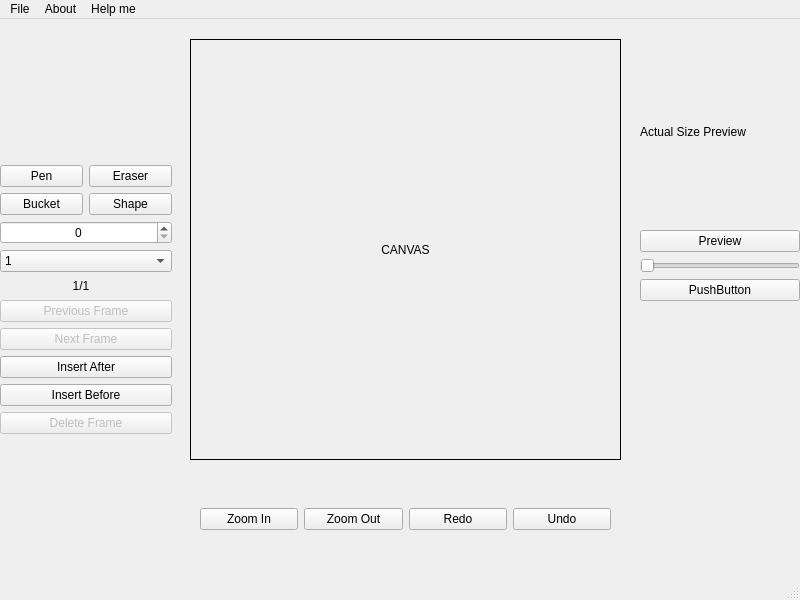
First picture: the form in SpriteEditor/view.ui, repository University-of-Utah-CS3505/a7-sprite-editor-s22-charming21, before the edit.
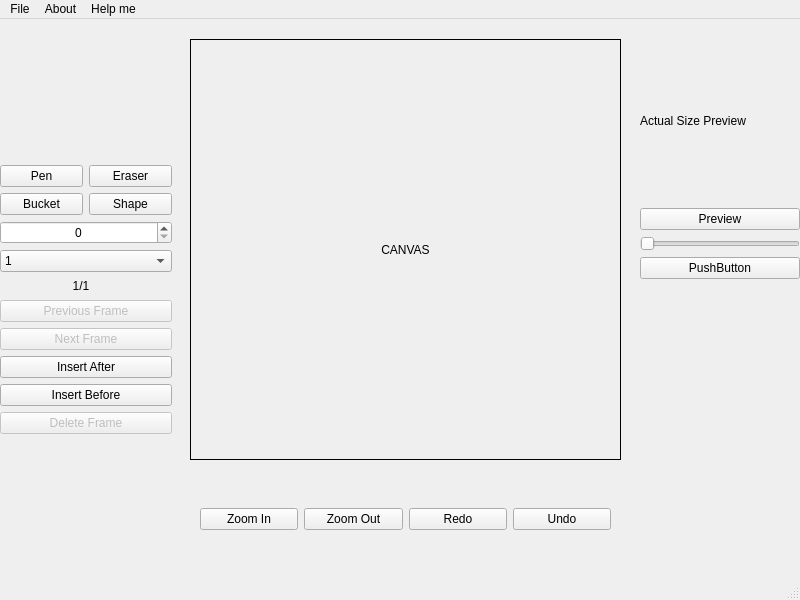
Second picture: the form after the edit. Custom widgets are drawn as their Qt base class.

Diff of the .ui file:
```diff
--- a/SpriteEditor/view.ui
+++ b/SpriteEditor/view.ui
@@ -71,6 +71,22 @@
        </property>
       </widget>
      </item>
+     <item>
+      <widget class="QLabel" name="colorLabel">
+       <property name="maximumSize">
+        <size>
+         <width>162</width>
+         <height>16</height>
+        </size>
+       </property>
+       <property name="styleSheet">
+        <string notr="true">color: rgb(255, 23, 32, 1)</string>
+       </property>
+       <property name="text">
+        <string/>
+       </property>
+      </widget>
+     </item>
     </layout>
    </widget>
    <widget class="QWidget" name="verticalLayoutWidget_4">
```
